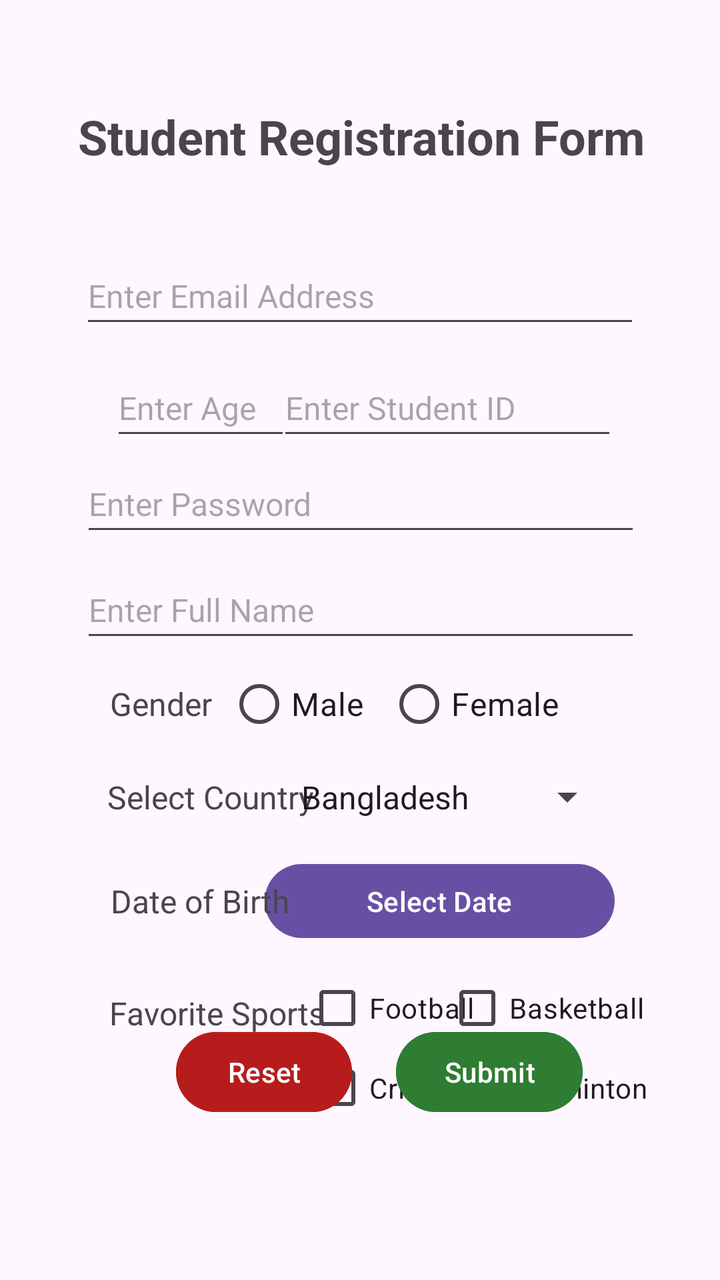
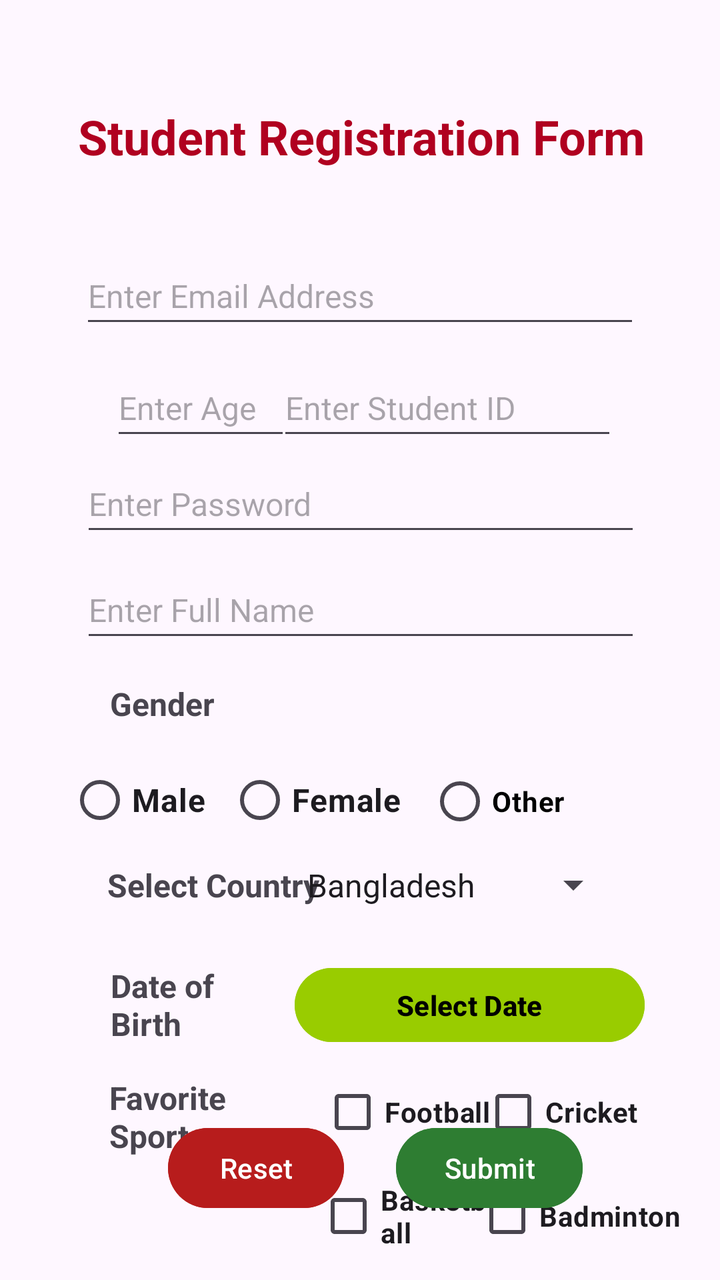

Screens rendered from an Android XML layout before and after an edit, with the pre-edit source and the edit as a unified diff.
<!-- AndroidManifest.xml: application theme Theme.StudentRegistrationApp -->
<!-- res/layout/activity_main.xml -->
<?xml version="1.0" encoding="utf-8"?>
<androidx.constraintlayout.widget.ConstraintLayout xmlns:android="http://schemas.android.com/apk/res/android"
    xmlns:app="http://schemas.android.com/apk/res-auto"
    xmlns:tools="http://schemas.android.com/tools"
    android:id="@+id/MainView"
    android:layout_width="match_parent"
    android:layout_height="match_parent"
    tools:context=".MainActivity">

    <TextView
        android:id="@+id/textView9"
        android:layout_width="wrap_content"
        android:layout_height="wrap_content"
        android:layout_marginTop="52dp"
        android:fontFamily="sans-serif"
        android:text="Student Registration Form"
        android:textAlignment="center"
        android:textSize="24sp"
        android:textStyle="bold"
        app:layout_constraintEnd_toEndOf="parent"
        app:layout_constraintHorizontal_bias="0.511"
        app:layout_constraintStart_toStartOf="parent"
        app:layout_constraintTop_toTopOf="parent" />

    <EditText
        android:id="@+id/inputStudentId"
        android:layout_width="170dp"
        android:layout_height="45dp"
        android:layout_marginTop="180dp"
        android:ems="10"
        android:hint="Enter Student ID"
        android:inputType="numberSigned"
        android:textSize="16sp"
        app:layout_constraintEnd_toEndOf="parent"
        app:layout_constraintHorizontal_bias="0.73"
        app:layout_constraintStart_toStartOf="parent"
        app:layout_constraintTop_toTopOf="parent" />

    <EditText
        android:id="@+id/inputPassword"
        android:layout_width="280dp"
        android:layout_height="45dp"
        android:layout_marginTop="228dp"
        android:ems="10"
        android:hint="Enter Password"
        android:inputType="textPassword"
        android:textSize="16sp"
        app:layout_constraintEnd_toEndOf="parent"
        app:layout_constraintHorizontal_bias="0.503"
        app:layout_constraintStart_toStartOf="parent"
        app:layout_constraintTop_toTopOf="parent" />

    <EditText
        android:id="@+id/inpAge"
        android:layout_width="90dp"
        android:layout_height="45dp"
        android:layout_marginTop="180dp"
        android:ems="10"
        android:hint="Enter Age"
        android:inputType="number"
        android:textSize="16sp"
        app:layout_constraintEnd_toEndOf="parent"
        app:layout_constraintHorizontal_bias="0.205"
        app:layout_constraintStart_toStartOf="parent"
        app:layout_constraintTop_toTopOf="parent" />

    <EditText
        android:id="@+id/inputFullName"
        android:layout_width="280dp"
        android:layout_height="45dp"
        android:layout_marginTop="8dp"
        android:ems="10"
        android:hint="Enter Full Name"
        android:inputType="text"
        android:textSize="16sp"
        app:layout_constraintEnd_toEndOf="parent"
        app:layout_constraintHorizontal_bias="0.503"
        app:layout_constraintStart_toStartOf="parent"
        app:layout_constraintTop_toBottomOf="@+id/inputPassword" />

    <EditText
        android:id="@+id/inputEmail"
        android:layout_width="280dp"
        android:layout_height="45dp"
        android:layout_marginTop="124dp"
        android:ems="10"
        android:hint="Enter Email Address"
        android:inputType="textEmailAddress"
        android:textSize="16sp"
        app:layout_constraintEnd_toEndOf="parent"
        app:layout_constraintStart_toStartOf="parent"
        app:layout_constraintTop_toTopOf="parent" />

    <TextView
        android:id="@+id/txtVGender"
        android:layout_width="70dp"
        android:layout_height="40dp"
        android:layout_marginTop="332dp"
        android:gravity="center"
        android:text="Gender"
        android:textAlignment="viewStart"
        android:textSize="16sp"
        app:layout_constraintEnd_toEndOf="parent"
        app:layout_constraintHorizontal_bias="0.19"
        app:layout_constraintStart_toStartOf="parent"
        app:layout_constraintTop_toTopOf="parent" />

    <TextView
        android:id="@+id/txtVCountry"
        android:layout_width="110dp"
        android:layout_height="45dp"
        android:layout_marginTop="376dp"
        android:gravity="center"
        android:text="Select Country"
        android:textAlignment="viewStart"
        android:textSize="16sp"
        app:layout_constraintEnd_toEndOf="parent"
        app:layout_constraintHorizontal_bias="0.215"
        app:layout_constraintStart_toStartOf="parent"
        app:layout_constraintTop_toTopOf="parent" />

    <Spinner
        android:id="@+id/spinnerCountry"
        android:layout_width="165dp"
        android:layout_height="45dp"
        android:layout_marginTop="376dp"
        android:entries="@array/spinner_countries"
        android:spinnerMode="dropdown"
        app:layout_constraintEnd_toEndOf="parent"
        app:layout_constraintHorizontal_bias="0.731"
        app:layout_constraintStart_toStartOf="parent"
        app:layout_constraintTop_toTopOf="parent" />

    <TextView
        android:id="@+id/txtVFavSport"
        android:layout_width="110dp"
        android:layout_height="45dp"
        android:layout_marginTop="484dp"
        android:gravity="center"
        android:text="Favorite Sports"
        android:textAlignment="viewStart"
        android:textSize="16sp"
        app:layout_constraintEnd_toEndOf="parent"
        app:layout_constraintHorizontal_bias="0.219"
        app:layout_constraintStart_toStartOf="parent"
        app:layout_constraintTop_toTopOf="parent" />

    <Button
        android:id="@+id/btnDatePicker"
        android:layout_width="175dp"
        android:layout_height="45dp"
        android:layout_marginTop="428dp"
        android:text="Select Date"
        app:layout_constraintEnd_toEndOf="parent"
        app:layout_constraintHorizontal_bias="0.716"
        app:layout_constraintStart_toStartOf="parent"
        app:layout_constraintTop_toTopOf="parent" />

    <RadioGroup
        android:id="@+id/radioGrpGender"
        android:layout_width="195dp"
        android:layout_height="40dp"
        android:layout_marginTop="332dp"
        android:orientation="horizontal"
        app:layout_constraintEnd_toEndOf="parent"
        app:layout_constraintHorizontal_bias="0.689"
        app:layout_constraintStart_toStartOf="parent"
        app:layout_constraintTop_toTopOf="parent"
        app:layout_wrapBehaviorInParent="vertical_only">

        <RadioButton
            android:id="@+id/radioBtnMale"
            android:layout_width="80dp"
            android:layout_height="40dp"
            android:text="Male"
            android:textSize="16sp" />

        <RadioButton
            android:id="@+id/radioBtnFemale"
            android:layout_width="100dp"
            android:layout_height="40dp"
            android:text="Female"
            android:textSize="16sp"
            tools:layout_editor_absoluteX="80dp" />
    </RadioGroup>

    <TextView
        android:id="@+id/txtVDateOfBirth"
        android:layout_width="90dp"
        android:layout_height="45dp"
        android:layout_marginTop="428dp"
        android:gravity="center"
        android:text="Date of Birth"
        android:textAlignment="viewStart"
        android:textSize="16sp"
        app:layout_constraintEnd_toEndOf="parent"
        app:layout_constraintHorizontal_bias="0.205"
        app:layout_constraintStart_toStartOf="parent"
        app:layout_constraintTop_toTopOf="parent" />

    <CheckBox
        android:id="@+id/checkBoxFootball"
        android:layout_width="wrap_content"
        android:layout_height="40dp"
        android:layout_marginTop="484dp"
        android:text="Football"
        app:layout_constraintEnd_toEndOf="parent"
        app:layout_constraintHorizontal_bias="0.555"
        app:layout_constraintStart_toStartOf="parent"
        app:layout_constraintTop_toTopOf="parent" />

    <CheckBox
        android:id="@+id/checkBoxCricket"
        android:layout_width="85dp"
        android:layout_height="40dp"
        android:layout_marginTop="524dp"
        android:text="Cricket"
        app:layout_constraintEnd_toEndOf="parent"
        app:layout_constraintHorizontal_bias="0.555"
        app:layout_constraintStart_toStartOf="parent"
        app:layout_constraintTop_toTopOf="parent" />

    <CheckBox
        android:id="@+id/checkBoXBasketball"
        android:layout_width="wrap_content"
        android:layout_height="40dp"
        android:layout_marginTop="484dp"
        android:text="Basketball"
        app:layout_constraintEnd_toEndOf="parent"
        app:layout_constraintHorizontal_bias="0.855"
        app:layout_constraintStart_toStartOf="parent"
        app:layout_constraintTop_toTopOf="parent" />

    <CheckBox
        android:id="@+id/checkBoxBadminton"
        android:layout_width="wrap_content"
        android:layout_height="40dp"
        android:layout_marginTop="524dp"
        android:text="Badminton"
        app:layout_constraintEnd_toEndOf="parent"
        app:layout_constraintHorizontal_bias="0.86"
        app:layout_constraintStart_toStartOf="parent"
        app:layout_constraintTop_toTopOf="parent" />

    <Button
        android:id="@+id/btnSubmit"
        android:layout_width="wrap_content"
        android:layout_height="wrap_content"
        android:layout_marginBottom="80dp"
        android:backgroundTint="#2E7D32"
        android:text="Submit"
        android:textColor="#FFFFFF"
        app:layout_constraintBottom_toBottomOf="parent"
        app:layout_constraintEnd_toEndOf="parent"
        app:layout_constraintHorizontal_bias="0.742"
        app:layout_constraintStart_toStartOf="parent" />

    <Button
        android:id="@+id/btnReset"
        android:layout_width="wrap_content"
        android:layout_height="wrap_content"
        android:layout_marginBottom="80dp"
        android:backgroundTint="#B71C1C"
        android:text="Reset"
        android:textColor="#FFFFFF"
        app:layout_constraintBottom_toBottomOf="parent"
        app:layout_constraintEnd_toEndOf="parent"
        app:layout_constraintHorizontal_bias="0.323"
        app:layout_constraintStart_toStartOf="parent" />

</androidx.constraintlayout.widget.ConstraintLayout>
<!-- resources referenced by this layout -->
<resources>
  <string-array name="spinner_countries">
          <item>Bangladesh</item>
          <item>India</item>
          <item>USA</item>
          <item>UK</item>
          <item>Canada</item>
      </string-array>
  <style name="Theme.StudentRegistrationApp" parent="Base.Theme.StudentRegistrationApp" />
  <style name="Base.Theme.StudentRegistrationApp" parent="Theme.Material3.DayNight.NoActionBar">
          
          
      </style>
</resources>

<!-- the commit's change to res/layout/activity_main.xml (unified diff, before → after) -->
@@ -15,6 +15,7 @@
         android:fontFamily="sans-serif"
         android:text="Student Registration Form"
         android:textAlignment="center"
+        android:textColor="@color/design_default_color_error"
         android:textSize="24sp"
         android:textStyle="bold"
         app:layout_constraintEnd_toEndOf="parent"
@@ -100,6 +101,7 @@
         android:text="Gender"
         android:textAlignment="viewStart"
         android:textSize="16sp"
+        android:textStyle="bold"
         app:layout_constraintEnd_toEndOf="parent"
         app:layout_constraintHorizontal_bias="0.19"
         app:layout_constraintStart_toStartOf="parent"
@@ -109,11 +111,12 @@
         android:id="@+id/txtVCountry"
         android:layout_width="110dp"
         android:layout_height="45dp"
-        android:layout_marginTop="376dp"
+        android:layout_marginTop="420dp"
         android:gravity="center"
         android:text="Select Country"
         android:textAlignment="viewStart"
         android:textSize="16sp"
+        android:textStyle="bold"
         app:layout_constraintEnd_toEndOf="parent"
         app:layout_constraintHorizontal_bias="0.215"
         app:layout_constraintStart_toStartOf="parent"
@@ -123,11 +126,11 @@
         android:id="@+id/spinnerCountry"
         android:layout_width="165dp"
         android:layout_height="45dp"
-        android:layout_marginTop="376dp"
+        android:layout_marginTop="420dp"
         android:entries="@array/spinner_countries"
         android:spinnerMode="dropdown"
         app:layout_constraintEnd_toEndOf="parent"
-        app:layout_constraintHorizontal_bias="0.731"
+        app:layout_constraintHorizontal_bias="0.747"
         app:layout_constraintStart_toStartOf="parent"
         app:layout_constraintTop_toTopOf="parent" />
 
@@ -135,11 +138,12 @@
         android:id="@+id/txtVFavSport"
         android:layout_width="110dp"
         android:layout_height="45dp"
-        android:layout_marginTop="484dp"
+        android:layout_marginTop="536dp"
         android:gravity="center"
         android:text="Favorite Sports"
         android:textAlignment="viewStart"
         android:textSize="16sp"
+        android:textStyle="bold"
         app:layout_constraintEnd_toEndOf="parent"
         app:layout_constraintHorizontal_bias="0.219"
         app:layout_constraintStart_toStartOf="parent"
@@ -149,21 +153,24 @@
         android:id="@+id/btnDatePicker"
         android:layout_width="175dp"
         android:layout_height="45dp"
-        android:layout_marginTop="428dp"
+        android:layout_marginTop="480dp"
+        android:backgroundTint="@android:color/holo_green_light"
         android:text="Select Date"
-        app:layout_constraintEnd_toEndOf="parent"
-        app:layout_constraintHorizontal_bias="0.716"
+        android:textColor="@color/black"
+        android:textStyle="bold"
+        app:layout_constraintEnd_toEndOf="parent"
+        app:layout_constraintHorizontal_bias="0.796"
         app:layout_constraintStart_toStartOf="parent"
         app:layout_constraintTop_toTopOf="parent" />
 
     <RadioGroup
         android:id="@+id/radioGrpGender"
-        android:layout_width="195dp"
-        android:layout_height="40dp"
-        android:layout_marginTop="332dp"
+        android:layout_width="wrap_content"
+        android:layout_height="40dp"
+        android:layout_marginTop="380dp"
         android:orientation="horizontal"
         app:layout_constraintEnd_toEndOf="parent"
-        app:layout_constraintHorizontal_bias="0.689"
+        app:layout_constraintHorizontal_bias="0.305"
         app:layout_constraintStart_toStartOf="parent"
         app:layout_constraintTop_toTopOf="parent"
         app:layout_wrapBehaviorInParent="vertical_only">
@@ -173,7 +180,9 @@
             android:layout_width="80dp"
             android:layout_height="40dp"
             android:text="Male"
-            android:textSize="16sp" />
+            android:textSize="16sp"
+            android:textStyle="bold"
+            tools:textColor="@android:color/holo_blue_dark" />
 
         <RadioButton
             android:id="@+id/radioBtnFemale"
@@ -181,18 +190,30 @@
             android:layout_height="40dp"
             android:text="Female"
             android:textSize="16sp"
-            tools:layout_editor_absoluteX="80dp" />
+            android:textStyle="bold"
+            tools:layout_editor_absoluteX="80dp"
+            tools:textColor="#E91E63" />
+
+        <RadioButton
+            android:id="@+id/radioBtnOther"
+            android:layout_width="wrap_content"
+            android:layout_height="wrap_content"
+            android:layout_weight="1"
+            android:text="Other"
+            android:textColor="@color/black"
+            android:textStyle="bold" />
     </RadioGroup>
 
     <TextView
         android:id="@+id/txtVDateOfBirth"
         android:layout_width="90dp"
         android:layout_height="45dp"
-        android:layout_marginTop="428dp"
+        android:layout_marginTop="480dp"
         android:gravity="center"
         android:text="Date of Birth"
         android:textAlignment="viewStart"
         android:textSize="16sp"
+        android:textStyle="bold"
         app:layout_constraintEnd_toEndOf="parent"
         app:layout_constraintHorizontal_bias="0.205"
         app:layout_constraintStart_toStartOf="parent"
@@ -202,30 +223,33 @@
         android:id="@+id/checkBoxFootball"
         android:layout_width="wrap_content"
         android:layout_height="40dp"
-        android:layout_marginTop="484dp"
+        android:layout_marginTop="536dp"
         android:text="Football"
-        app:layout_constraintEnd_toEndOf="parent"
-        app:layout_constraintHorizontal_bias="0.555"
-        app:layout_constraintStart_toStartOf="parent"
-        app:layout_constraintTop_toTopOf="parent" />
-
-    <CheckBox
-        android:id="@+id/checkBoxCricket"
+        android:textStyle="bold"
+        app:layout_constraintEnd_toEndOf="parent"
+        app:layout_constraintHorizontal_bias="0.583"
+        app:layout_constraintStart_toStartOf="parent"
+        app:layout_constraintTop_toTopOf="parent" />
+
+    <CheckBox
+        android:id="@+id/checkBoxBasketball"
         android:layout_width="85dp"
         android:layout_height="40dp"
-        android:layout_marginTop="524dp"
+        android:layout_marginTop="588dp"
+        android:text="Basketball"
+        android:textStyle="bold"
+        app:layout_constraintEnd_toEndOf="parent"
+        app:layout_constraintHorizontal_bias="0.576"
+        app:layout_constraintStart_toStartOf="parent"
+        app:layout_constraintTop_toTopOf="parent" />
+
+    <CheckBox
+        android:id="@+id/checkBoxBasketball"
+        android:layout_width="wrap_content"
+        android:layout_height="40dp"
+        android:layout_marginTop="536dp"
         android:text="Cricket"
-        app:layout_constraintEnd_toEndOf="parent"
-        app:layout_constraintHorizontal_bias="0.555"
-        app:layout_constraintStart_toStartOf="parent"
-        app:layout_constraintTop_toTopOf="parent" />
-
-    <CheckBox
-        android:id="@+id/checkBoXBasketball"
-        android:layout_width="wrap_content"
-        android:layout_height="40dp"
-        android:layout_marginTop="484dp"
-        android:text="Basketball"
+        android:textStyle="bold"
         app:layout_constraintEnd_toEndOf="parent"
         app:layout_constraintHorizontal_bias="0.855"
         app:layout_constraintStart_toStartOf="parent"
@@ -235,10 +259,11 @@
         android:id="@+id/checkBoxBadminton"
         android:layout_width="wrap_content"
         android:layout_height="40dp"
-        android:layout_marginTop="524dp"
+        android:layout_marginTop="588dp"
         android:text="Badminton"
-        app:layout_constraintEnd_toEndOf="parent"
-        app:layout_constraintHorizontal_bias="0.86"
+        android:textStyle="bold"
+        app:layout_constraintEnd_toEndOf="parent"
+        app:layout_constraintHorizontal_bias="0.925"
         app:layout_constraintStart_toStartOf="parent"
         app:layout_constraintTop_toTopOf="parent" />
 
@@ -246,7 +271,7 @@
         android:id="@+id/btnSubmit"
         android:layout_width="wrap_content"
         android:layout_height="wrap_content"
-        android:layout_marginBottom="80dp"
+        android:layout_marginBottom="32dp"
         android:backgroundTint="#2E7D32"
         android:text="Submit"
         android:textColor="#FFFFFF"
@@ -259,13 +284,13 @@
         android:id="@+id/btnReset"
         android:layout_width="wrap_content"
         android:layout_height="wrap_content"
-        android:layout_marginBottom="80dp"
+        android:layout_marginBottom="32dp"
         android:backgroundTint="#B71C1C"
         android:text="Reset"
         android:textColor="#FFFFFF"
         app:layout_constraintBottom_toBottomOf="parent"
         app:layout_constraintEnd_toEndOf="parent"
-        app:layout_constraintHorizontal_bias="0.323"
+        app:layout_constraintHorizontal_bias="0.309"
         app:layout_constraintStart_toStartOf="parent" />
 
 </androidx.constraintlayout.widget.ConstraintLayout>
<!-- resource entries referenced after the edit -->
@@ -2,11 +2,12 @@
 <resources>
   <string-array name="spinner_countries">
           <item>Bangladesh</item>
+          <item>Pakistan</item>
           <item>India</item>
           <item>USA</item>
           <item>UK</item>
-          <item>Canada</item>
       </string-array>
+  <color name="black">#FF000000</color>
   <style name="Theme.StudentRegistrationApp" parent="Base.Theme.StudentRegistrationApp" />
   <style name="Base.Theme.StudentRegistrationApp" parent="Theme.Material3.DayNight.NoActionBar">
           
